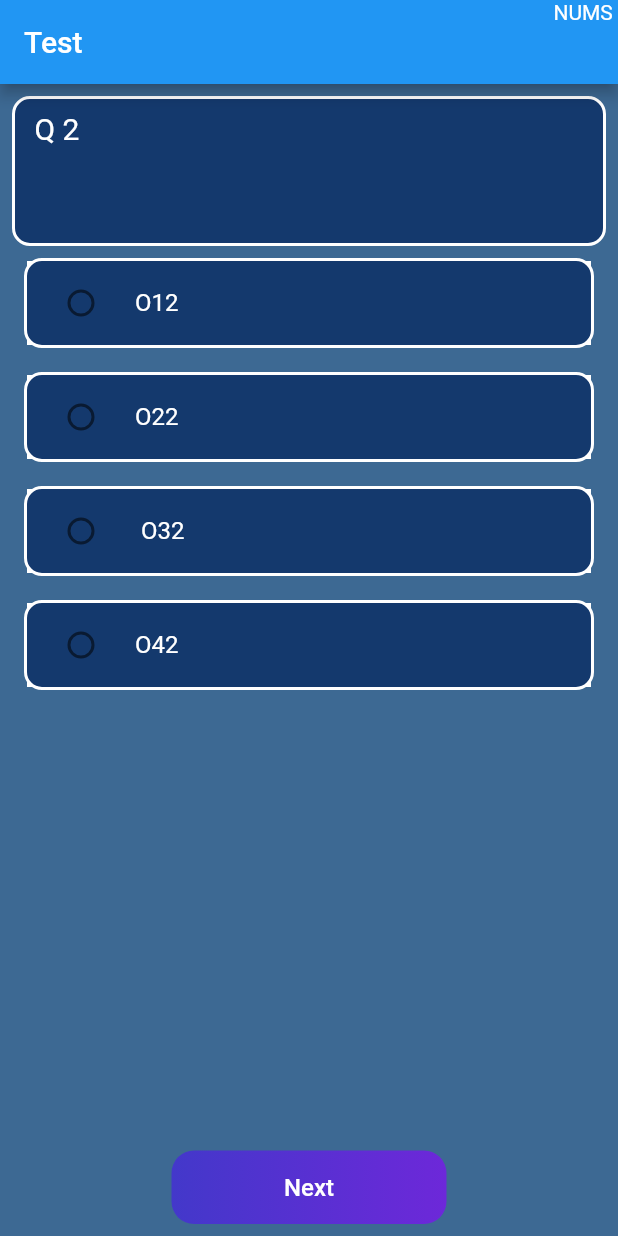
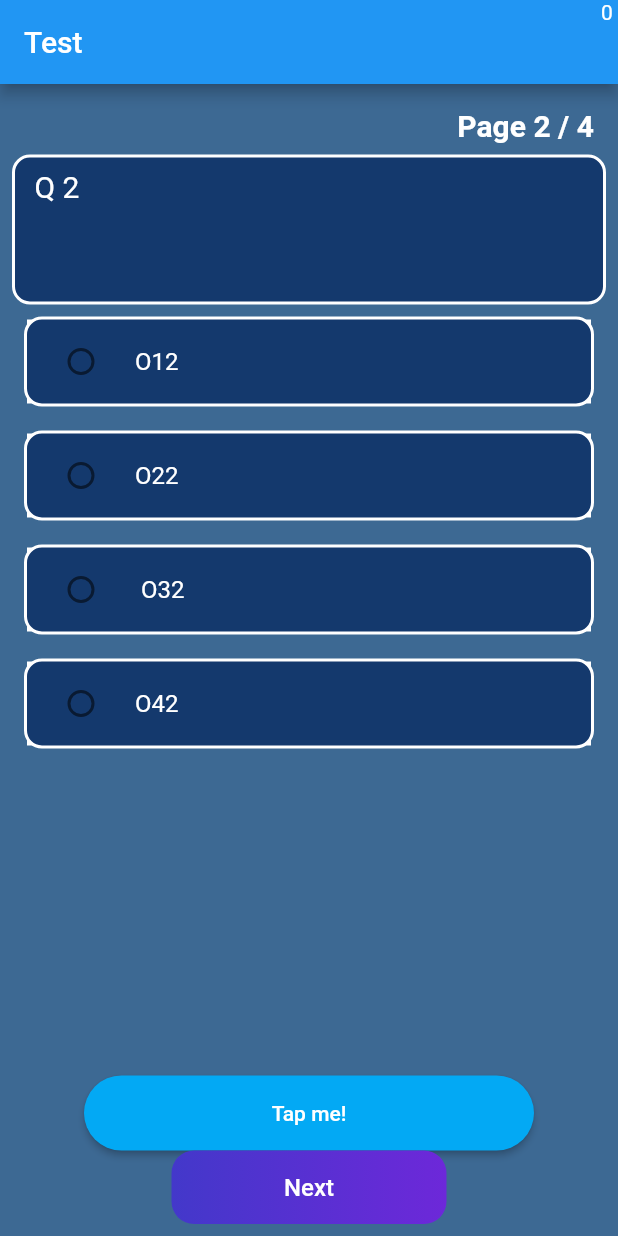
Before and after one commit to Nizar-Sweiss/Lab_11, a Flutter app: the screen it shows after launch, after a tap on "Next", on a phone screen of 412 x 824 dp. Run offline on Flutter 3.47's test engine with Material 2 defaults, Android fonts, the phone set to English and light mode, and no system bars; drawn by our look-alikes of rounded_loading_button.

Commit message:
Score Page added
added along with the function and passing the data from screen to another

```diff
--- a/main/lib/Screens/level_test.dart
+++ b/main/lib/Screens/level_test.dart
@@ -1,6 +1,9 @@
+import 'dart:async';
+
 import 'package:flutter/material.dart';
 import 'package:main/Models/Questions.dart';
-
+import 'package:main/Screens/test_result.dart';
+import 'package:rounded_loading_button/rounded_loading_button.dart';
 import '../Components/gradient_button_1.dart';
 
 class LevelTest extends StatefulWidget {
@@ -11,19 +14,6 @@ class LevelTest extends StatefulWidget {
 }
 
 class _LevelTestState extends State<LevelTest> {
-  // List<String> options = [
-  //   "Option 1 ",
-  //   "Option 2 ",
-  //   "Option 3 ",
-  //   "Option 4 ",
-  // ];
-  // Question testQ1 =
-  //     Question(id: 1, question: "THee question", answer: 2, options: [
-  //   "Option 11 ",
-  //   "Option 22 ",
-  //   "Option 33 ",
-  //   "Option 44 ",
-  // ]);
   String userAnswer = "";
   @override
   Widget build(BuildContext context) {
@@ -31,13 +21,16 @@ class _LevelTestState extends State<LevelTest> {
       backgroundColor: Color.fromARGB(255, 61, 105, 147),
       appBar: AppBar(
         title: Text("Test"),
-        actions: [Text("NUMS ")],
+        actions: [Text("$questionNum ")],
       ),
       body: Padding(
           padding: const EdgeInsets.all(8.0), child: QuestionAndAnswers()),
     );
   }
 }
+
+int questionNum = 0;
+int userScore = 0;
 
 class QuestionAndAnswers extends StatefulWidget {
   const QuestionAndAnswers({super.key});
@@ -47,7 +40,6 @@ class QuestionAndAnswers extends StatefulWidget {
 }
 
 class _QuestionAndAnswersState extends State<QuestionAndAnswers> {
-  int questionNum = 0;
   String userAnswer = "";
   Question Q1 = Question(
       id: 1, question: " Q 1 ", answer: 1, options: ["O1 ", "O2", " O3", "O4"]);
@@ -66,12 +58,54 @@ class _QuestionAndAnswersState extends State<QuestionAndAnswers> {
       question: " Q 4 ",
       answer: 4,
       options: ["O14 ", "O24", " O34", "O44"]);
+
+  ///Check button
+  static final RoundedLoadingButtonController _btnController1 =
+      RoundedLoadingButtonController();
+
+  void _doSomething(RoundedLoadingButtonController controller) async {
+    Timer(Duration(seconds: 3), () {
+      if (userAnswer ==
+          Question.questionBank[questionNum]
+              .options[Question.questionBank[questionNum].answer - 1]) {
+        controller.success();
+      } else {
+        controller.error();
+      }
+    });
+  }
+
+  void ResetCheckButton(RoundedLoadingButtonController controller) async {
+    controller.reset();
+  }
+
+  @override
+  void initState() {
+    super.initState();
+    _btnController1.stateStream.listen((value) {
+      print(value);
+    });
+  }
+
   @override
   Widget build(BuildContext context) {
     for (Question Element in Question.questionBank) {
       print(questionNum);
       return Column(
         children: [
+          Padding(
+            padding: const EdgeInsets.all(8.0),
+            child: Container(
+              alignment: Alignment.centerRight,
+              child: Text(
+                "Page ${questionNum + 1} / ${Question.questionBank.length}",
+                style: TextStyle(
+                    color: Colors.white,
+                    fontWeight: FontWeight.bold,
+                    fontSize: 20),
+              ),
+            ),
+          ),
           Container(
             width: double.infinity,
             height: 100,
@@ -124,14 +158,38 @@ class _QuestionAndAnswersState extends State<QuestionAndAnswers> {
               ),
             ),
           ),
+          RoundedLoadingButton(
+            successIcon: Icons.check,
+            failedIcon: Icons.close,
+            child: Text('Tap me!', style: TextStyle(color: Colors.white)),
+            controller: _btnController1,
+            onPressed: () => _doSomething(_btnController1),
+          ),
           GradientButtonFb1(
               text: "Next",
               onPressed: () {
                 setState(() {
-                  questionNum++;
+                  if (questionNum + 1 < Question.questionBank.length) {
+                    if (userAnswer ==
+                        Question.questionBank[questionNum].options[
+                            Question.questionBank[questionNum].answer - 1]) {
+                      userScore++;
+                      print("Right answer ");
+                    } else {
+                      print("Wrong answer ");
+                    }
+                    questionNum++;
+                  } else {
+                    Navigator.of(context).push(MaterialPageRoute(
+                        builder: (context) => TestResult(
+                              testResult: userScore,
+                            )));
+                  }
+
+                  ResetCheckButton(_btnController1);
                 });
-
-                print(questionNum);
+                // print(" useranswer : $userAnswer");
+                // print(questionNum);
               })
         ],
       );
--- a/main/lib/main.dart
+++ b/main/lib/main.dart
@@ -1,5 +1,6 @@
 import 'package:flutter/material.dart';
 import 'package:main/Screens/level_test.dart';
+import 'package:main/Screens/test_result.dart';
 
 import 'Screens/Home.dart';
 import 'Screens/Tobics.dart';
@@ -9,7 +10,8 @@ void main() {
   runApp(MaterialApp(routes: {
     "Level": (context) => const Level(),
     "Home": (context) => Home(),
-    "Tobics": (context) => Tobics()
+    "Tobics": (context) => Tobics(),
+    "TestResult": (context) => TestResult()
   }, home: MyApp()));
 }
 
--- a/main/pubspec.yaml
+++ b/main/pubspec.yaml
@@ -35,6 +35,7 @@ dependencies:
   # The following adds the Cupertino Icons font to your application.
   # Use with the CupertinoIcons class for iOS style icons.
   cupertino_icons: ^1.0.2
+  rounded_loading_button: ^2.1.0
 
 dev_dependencies:
   flutter_test:
```
Also changed, not shown: main/lib/Screens/test_result.dart (added, +14 -0 lines), main/pubspec.lock.
